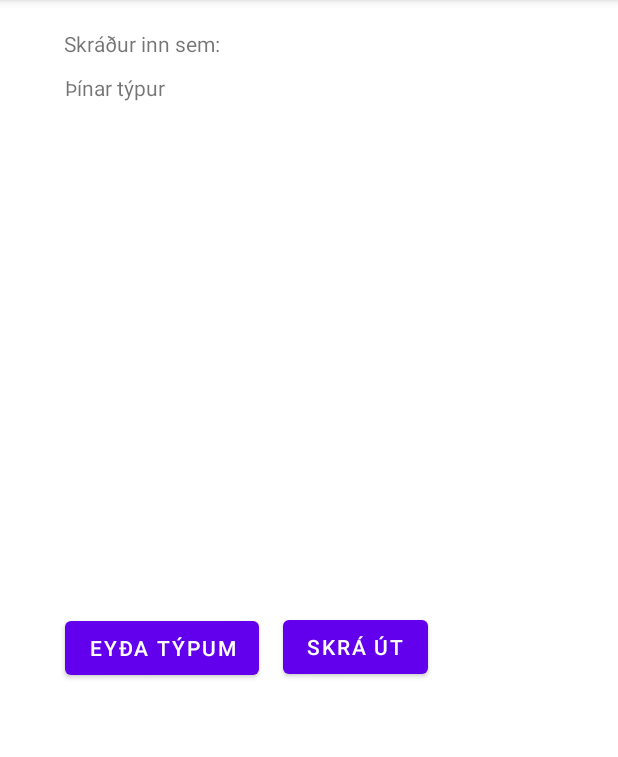
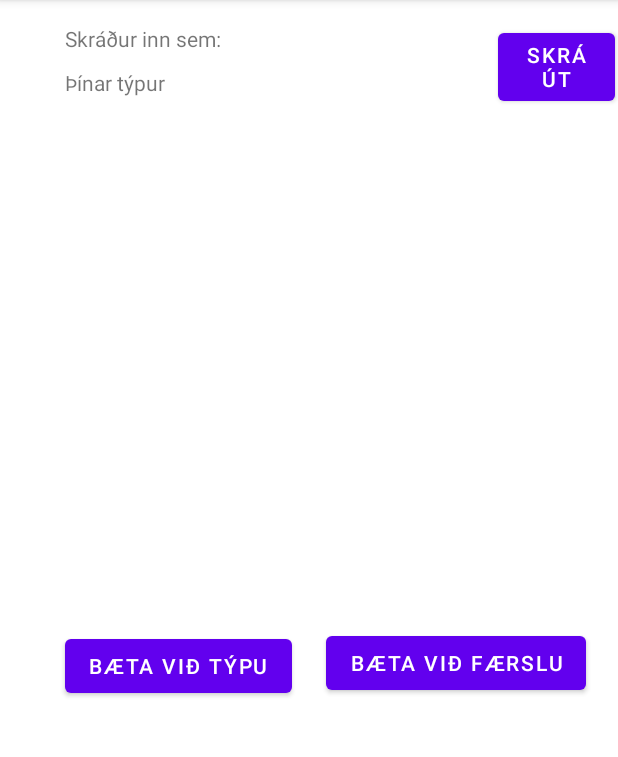
Before and after one commit to bhs15/BaraSpara-Hopur19, an Android app: the HomeScreen screen opened directly, with no data from a screen before it, on a phone screen of 412 x 824 dp, the part 84-841 px from its top. Run offline under Robolectric (Android 15) with nearby library versions, the phone set to English and light mode, and no system bars; 10 statements that could not run were skipped.

Commit message:
logout virkar

```diff
--- a/app/src/main/java/hi/example/baraspara/HomeScreen.java
+++ b/app/src/main/java/hi/example/baraspara/HomeScreen.java
@@ -6,9 +6,13 @@ import androidx.recyclerview.widget.RecyclerView;
 
 import android.content.Intent;
 import android.os.Bundle;
+import android.view.View;
+import android.widget.Button;
 import android.widget.TextView;
 
 import org.apache.commons.lang3.SerializationUtils;
+import org.json.JSONException;
+import org.json.JSONObject;
 
 import java.util.List;
 
@@ -18,6 +22,16 @@ public class HomeScreen extends AppCompatActivity {
     protected void onCreate(Bundle savedInstanceState) {
         super.onCreate(savedInstanceState);
         setContentView(R.layout.activity_home_screen);
+
+        Button logoutButton = (Button) findViewById(R.id.logOut);
+
+        logoutButton.setOnClickListener(new View.OnClickListener() {
+            @Override
+            public void onClick(View v) {
+                logout(v);
+            }
+        });
+
 
         Intent intent = getIntent();
         User currentUser = SerializationUtils.deserialize(intent.getByteArrayExtra("USER"));
@@ -52,4 +66,9 @@ public class HomeScreen extends AppCompatActivity {
         rv.setLayoutManager(new LinearLayoutManager(this));
 
     }
+
+    void logout(View view){
+        finish();
+    }
+
 }
--- a/app/src/main/java/hi/example/baraspara/MainActivity.java
+++ b/app/src/main/java/hi/example/baraspara/MainActivity.java
@@ -90,6 +90,8 @@ public class MainActivity extends AppCompatActivity {
                     currentUser.setUser(user);
                     sendLogin(v);
 
+
+
                 } catch (JSONException | InterruptedException e) {
                     e.printStackTrace();
                 }
--- a/app/src/main/res/layout/activity_home_screen.xml
+++ b/app/src/main/res/layout/activity_home_screen.xml
@@ -8,24 +8,24 @@
 
     <TextView
         android:id="@+id/Usertest"
-        android:layout_width="308dp"
+        android:layout_width="257dp"
         android:layout_height="29dp"
         android:text="@string/user_loggedin_headers"
         app:layout_constraintBottom_toBottomOf="parent"
         app:layout_constraintEnd_toEndOf="parent"
-        app:layout_constraintHorizontal_bias="0.413"
+        app:layout_constraintHorizontal_bias="0.279"
         app:layout_constraintStart_toStartOf="parent"
         app:layout_constraintTop_toTopOf="parent"
-        app:layout_constraintVertical_bias="0.026" />
+        app:layout_constraintVertical_bias="0.022" />
 
     <TextView
         android:id="@+id/SavingTypesListLabel"
-        android:layout_width="308dp"
-        android:layout_height="19dp"
+        android:layout_width="257dp"
+        android:layout_height="21dp"
         android:text="@string/label_savingType_list"
         app:layout_constraintBottom_toBottomOf="parent"
         app:layout_constraintEnd_toEndOf="parent"
-        app:layout_constraintHorizontal_bias="0.417"
+        app:layout_constraintHorizontal_bias="0.279"
         app:layout_constraintStart_toStartOf="parent"
         app:layout_constraintTop_toBottomOf="@+id/Usertest"
         app:layout_constraintVertical_bias="0.0" />
@@ -42,29 +42,54 @@
         app:layout_constraintVertical_bias="0.0" />
 
     <Button
+        android:id="@+id/logOut"
+        android:layout_width="78dp"
+        android:layout_height="57dp"
+        android:text="@string/label_button_logout"
+        app:layout_constraintBottom_toBottomOf="parent"
+        app:layout_constraintEnd_toEndOf="parent"
+        app:layout_constraintHorizontal_bias="0.949"
+        app:layout_constraintStart_toEndOf="@+id/Usertest"
+        app:layout_constraintTop_toTopOf="@+id/Usertest"
+        app:layout_constraintVertical_bias="0.0" />
+
+    <Button
+        android:id="@+id/addSavingType"
+        android:layout_width="95dp"
+        android:layout_height="74dp"
+        android:layout_marginStart="16dp"
+        android:layout_marginTop="12dp"
+        android:text="@string/label_button_add_saving_type"
+        app:layout_constraintBottom_toBottomOf="parent"
+        app:layout_constraintEnd_toEndOf="parent"
+        app:layout_constraintHorizontal_bias="0.0"
+        app:layout_constraintStart_toEndOf="@+id/logOut"
+        app:layout_constraintTop_toBottomOf="@+id/recyclerView"
+        app:layout_constraintVertical_bias="0.003" />
+
+    <Button
         android:id="@+id/button"
         android:layout_width="wrap_content"
         android:layout_height="wrap_content"
-        android:text="@string/label_button_remove_savingType"
+        android:text="@string/label_button_add_saving_type"
         app:layout_constraintBottom_toBottomOf="parent"
         app:layout_constraintEnd_toEndOf="parent"
-        app:layout_constraintHorizontal_bias="0.153"
+        app:layout_constraintHorizontal_bias="0.165"
         app:layout_constraintStart_toStartOf="parent"
         app:layout_constraintTop_toBottomOf="@+id/recyclerView"
-        app:layout_constraintVertical_bias="0.027" />
+        app:layout_constraintVertical_bias="0.069" />
 
     <Button
-        android:id="@+id/button2"
+        android:id="@+id/button4"
         android:layout_width="wrap_content"
         android:layout_height="wrap_content"
-        android:layout_marginStart="16dp"
-        android:layout_marginTop="8dp"
-        android:text="@string/label_button_logout"
+        android:layout_marginTop="12dp"
+        android:text="@string/label_button_add_transaction"
         app:layout_constraintBottom_toBottomOf="parent"
         app:layout_constraintEnd_toEndOf="parent"
-        app:layout_constraintHorizontal_bias="0.0"
+        app:layout_constraintHorizontal_bias="0.516"
         app:layout_constraintStart_toEndOf="@+id/button"
         app:layout_constraintTop_toBottomOf="@+id/recyclerView"
-        app:layout_constraintVertical_bias="0.0" />
+        app:layout_constraintVertical_bias="0.025" />
 
 </androidx.constraintlayout.widget.ConstraintLayout>
--- a/app/src/main/res/values/strings.xml
+++ b/app/src/main/res/values/strings.xml
@@ -11,6 +11,8 @@
     <string name="label_savingType_list">Þínar týpur</string>
     <string name="label_button_remove_savingType">Eyða Týpum</string>
     <string name="label_button_logout">Skrá út</string>
+    <string name="label_button_add_saving_type">Bæta við týpu</string>
+    <string name="label_button_add_transaction">Bæta við færslu</string>
     <string name="element_text">Saving Type</string>
 
 </resources>
```
